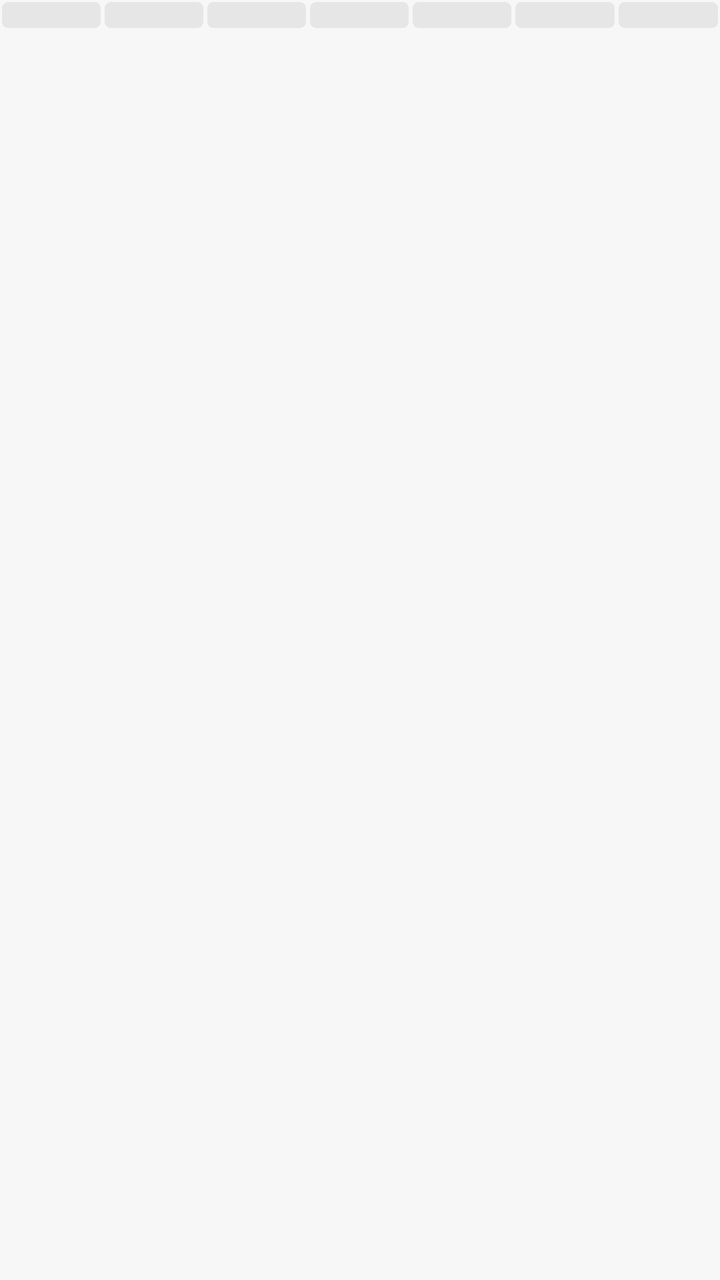
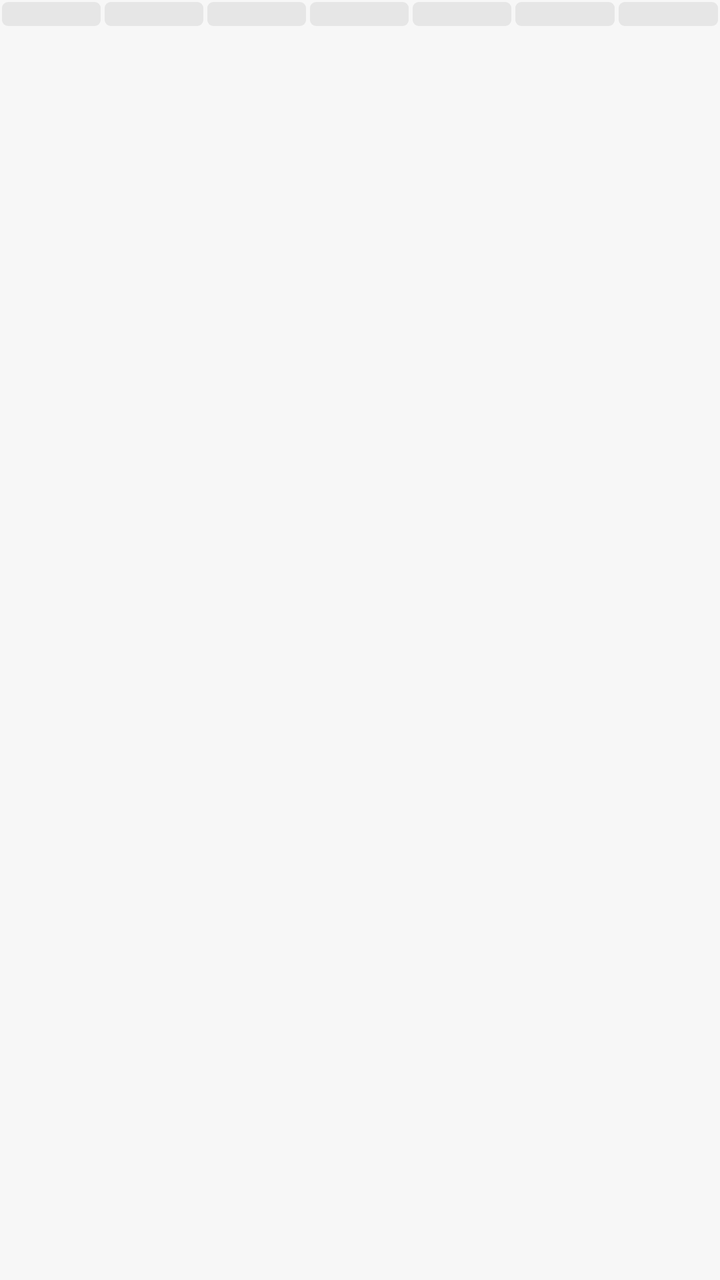

Two renders of the same Android screen: before a commit and after it. Below are the layout's source before the change and the commit's diff.
<!-- AndroidManifest.xml: application theme Theme.HyperMatter -->
<!-- res/layout/widget_deer_week.xml -->
<?xml version="1.0" encoding="utf-8"?>
<LinearLayout xmlns:android="http://schemas.android.com/apk/res/android"
    android:layout_width="match_parent"
    android:layout_height="wrap_content"
    android:orientation="horizontal">

    <ImageView
        android:id="@+id/deer_cell_0"
        android:layout_width="0dp"
        android:layout_height="13dp"
        android:layout_margin="1dp"
        android:layout_weight="1"
        android:scaleType="fitXY"
        android:src="@drawable/widget_deer_day_none" />

    <ImageView
        android:id="@+id/deer_cell_1"
        android:layout_width="0dp"
        android:layout_height="13dp"
        android:layout_margin="1dp"
        android:layout_weight="1"
        android:scaleType="fitXY"
        android:src="@drawable/widget_deer_day_none" />

    <ImageView
        android:id="@+id/deer_cell_2"
        android:layout_width="0dp"
        android:layout_height="13dp"
        android:layout_margin="1dp"
        android:layout_weight="1"
        android:scaleType="fitXY"
        android:src="@drawable/widget_deer_day_none" />

    <ImageView
        android:id="@+id/deer_cell_3"
        android:layout_width="0dp"
        android:layout_height="13dp"
        android:layout_margin="1dp"
        android:layout_weight="1"
        android:scaleType="fitXY"
        android:src="@drawable/widget_deer_day_none" />

    <ImageView
        android:id="@+id/deer_cell_4"
        android:layout_width="0dp"
        android:layout_height="13dp"
        android:layout_margin="1dp"
        android:layout_weight="1"
        android:scaleType="fitXY"
        android:src="@drawable/widget_deer_day_none" />

    <ImageView
        android:id="@+id/deer_cell_5"
        android:layout_width="0dp"
        android:layout_height="13dp"
        android:layout_margin="1dp"
        android:layout_weight="1"
        android:scaleType="fitXY"
        android:src="@drawable/widget_deer_day_none" />

    <ImageView
        android:id="@+id/deer_cell_6"
        android:layout_width="0dp"
        android:layout_height="13dp"
        android:layout_margin="1dp"
        android:layout_weight="1"
        android:scaleType="fitXY"
        android:src="@drawable/widget_deer_day_none" />
</LinearLayout>
<!-- resources referenced by this layout -->
<resources>
  <!-- drawable widget_deer_day_none (drawable) -->
  <?xml version="1.0" encoding="utf-8"?>
  <shape xmlns:android="http://schemas.android.com/apk/res/android">
      <solid android:color="@color/widget_deer_day_empty" />
      <corners android:radius="3dp" />
  </shape>
  <style name="Theme.HyperMatter" parent="android:Theme.Material.NoActionBar">
          <item name="android:statusBarColor">@android:color/transparent</item>
          <item name="android:windowLightStatusBar">true</item>
          <item name="android:navigationBarColor">@android:color/transparent</item>
          
          <item name="android:windowBackground">#FFF7F7F7</item>
          <item name="android:windowSplashScreenBackground">#FFF7F7F7</item>
      </style>
  <color name="widget_deer_day_empty">#12000000</color>
</resources>

<!-- the commit's change to res/layout/widget_deer_week.xml (unified diff, before → after) -->
@@ -1,4 +1,5 @@
-<?xml version="1.0" encoding="utf-8"?>
+﻿<?xml version="1.0" encoding="utf-8"?>
+
 <LinearLayout xmlns:android="http://schemas.android.com/apk/res/android"
     android:layout_width="match_parent"
     android:layout_height="wrap_content"
@@ -7,7 +8,7 @@
     <ImageView
         android:id="@+id/deer_cell_0"
         android:layout_width="0dp"
-        android:layout_height="13dp"
+        android:layout_height="12dp"
         android:layout_margin="1dp"
         android:layout_weight="1"
         android:scaleType="fitXY"
@@ -16,7 +17,7 @@
     <ImageView
         android:id="@+id/deer_cell_1"
         android:layout_width="0dp"
-        android:layout_height="13dp"
+        android:layout_height="12dp"
         android:layout_margin="1dp"
         android:layout_weight="1"
         android:scaleType="fitXY"
@@ -25,7 +26,7 @@
     <ImageView
         android:id="@+id/deer_cell_2"
         android:layout_width="0dp"
-        android:layout_height="13dp"
+        android:layout_height="12dp"
         android:layout_margin="1dp"
         android:layout_weight="1"
         android:scaleType="fitXY"
@@ -34,7 +35,7 @@
     <ImageView
         android:id="@+id/deer_cell_3"
         android:layout_width="0dp"
-        android:layout_height="13dp"
+        android:layout_height="12dp"
         android:layout_margin="1dp"
         android:layout_weight="1"
         android:scaleType="fitXY"
@@ -43,7 +44,7 @@
     <ImageView
         android:id="@+id/deer_cell_4"
         android:layout_width="0dp"
-        android:layout_height="13dp"
+        android:layout_height="12dp"
         android:layout_margin="1dp"
         android:layout_weight="1"
         android:scaleType="fitXY"
@@ -52,7 +53,7 @@
     <ImageView
         android:id="@+id/deer_cell_5"
         android:layout_width="0dp"
-        android:layout_height="13dp"
+        android:layout_height="12dp"
         android:layout_margin="1dp"
         android:layout_weight="1"
         android:scaleType="fitXY"
@@ -61,7 +62,7 @@
     <ImageView
         android:id="@+id/deer_cell_6"
         android:layout_width="0dp"
-        android:layout_height="13dp"
+        android:layout_height="12dp"
         android:layout_margin="1dp"
         android:layout_weight="1"
         android:scaleType="fitXY"
